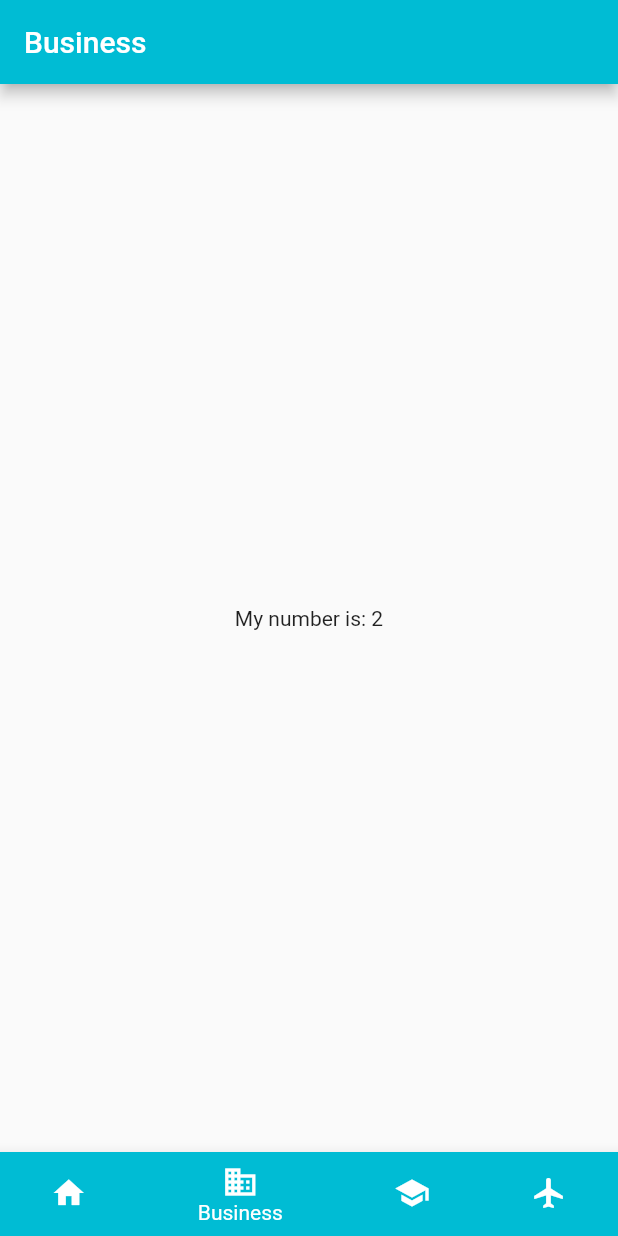
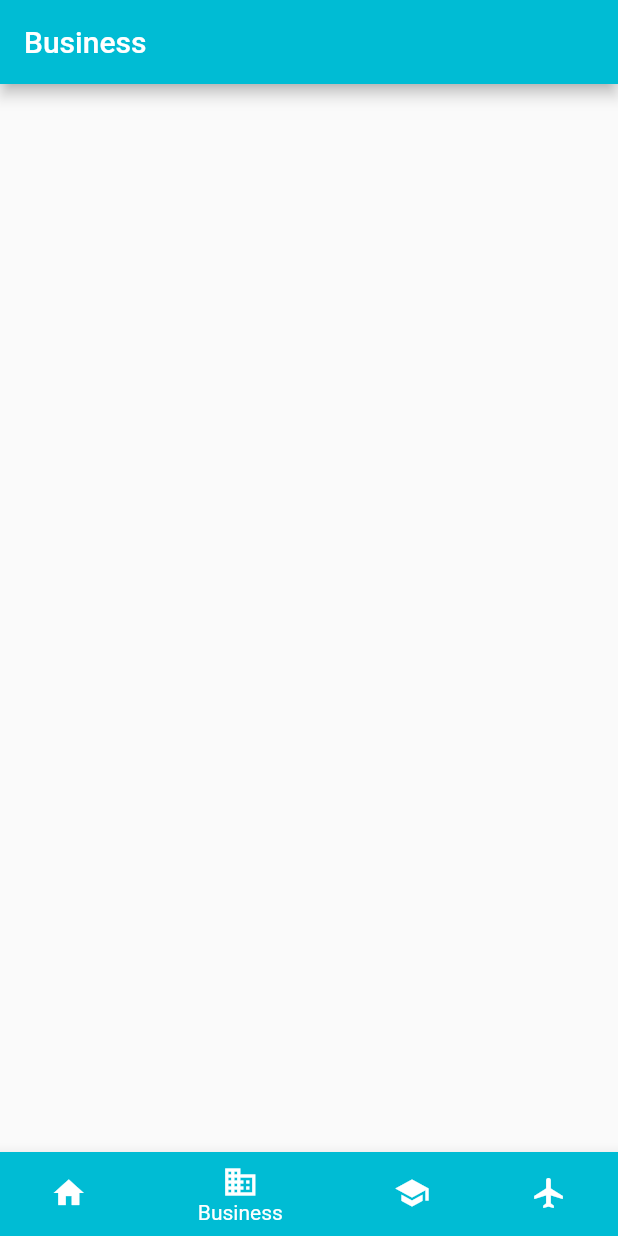
Before and after one commit to ntsummers1/flutter-production-navigation-example, a Flutter app: the screen it shows after launch, item 2 of the bottom bar chosen, on a phone screen of 412 x 824 dp. Run offline on Flutter 3.47's test engine with Material 2 defaults, Android fonts, the phone set to English and light mode, and no system bars; our stand-ins replace bloc, equatable, flutter_bloc.

Commit message:
Reduce complexity for top level state management

```diff
--- a/lib/bottom_navigation/bloc/bottom_navigation_state.dart
+++ b/lib/bottom_navigation/bloc/bottom_navigation_state.dart
@@ -7,56 +7,43 @@ abstract class BottomNavigationState extends Equatable {
   List<Object> get props => [];
 }
 
-class CurrentIndexChanged extends BottomNavigationState {
-  final int currentIndex;
-
-  CurrentIndexChanged({@required this.currentIndex});
-
-  @override
-  String toString() => 'CurrentIndexChanged to $currentIndex';
-}
-
 class PageLoading extends BottomNavigationState {
   @override
   String toString() => 'PageLoading';
 }
 
 class HomePageLoaded extends BottomNavigationState {
-  final String text;
   final TopLevelDestination destination;
 
-  HomePageLoaded({@required this.text, @required this.destination});
+  HomePageLoaded({@required this.destination});
 
   @override
-  String toString() => 'HomePageLoaded with text: $text';
+  String toString() => 'HomePageLoaded';
 }
 
 class BusinessPageLoaded extends BottomNavigationState {
-  final int number;
   final TopLevelDestination destination;
 
-  BusinessPageLoaded({@required this.number, @required this.destination});
+  BusinessPageLoaded({@required this.destination});
 
   @override
-  String toString() => 'BusinessPageLoaded with number: $number';
+  String toString() => 'BusinessPageLoaded';
 }
 
 class SchoolPageLoaded extends BottomNavigationState {
-  final int number;
   final TopLevelDestination destination;
 
-  SchoolPageLoaded({@required this.number, @required this.destination});
+  SchoolPageLoaded({@required this.destination});
 
   @override
-  String toString() => 'SchoolPageLoaded with number: $number';
+  String toString() => 'SchoolPageLoaded';
 }
 
 class FlightPageLoaded extends BottomNavigationState {
-  final int number;
   final TopLevelDestination destination;
 
-  FlightPageLoaded({@required this.number, @required this.destination});
+  FlightPageLoaded({@required this.destination});
 
   @override
-  String toString() => 'FlightPageLoaded with number: $number';
+  String toString() => 'FlightPageLoaded';
 }
--- a/lib/features/business/presentation/pages/business_page.dart
+++ b/lib/features/business/presentation/pages/business_page.dart
@@ -2,10 +2,9 @@ import 'package:flutter/material.dart';
 import 'package:flutter_production_navigation_example/bottom_navigation/destinations.dart';
 
 class BusinessPage extends StatelessWidget {
-  final int number;
   final TopLevelDestination destination;
 
-  BusinessPage({this.number, this.destination}) : super();
+  BusinessPage({this.destination}) : super();
 
   @override
   Widget build(BuildContext context) {
@@ -15,7 +14,7 @@ class BusinessPage extends StatelessWidget {
         backgroundColor: destination.color,
       ),
       body: Center(
-        child: Text('My number is: $number'),
+        child: Text(''),
       ),
     );
   }
--- a/lib/features/flight/presentation/pages/flight_page.dart
+++ b/lib/features/flight/presentation/pages/flight_page.dart
@@ -2,10 +2,9 @@ import 'package:flutter/material.dart';
 import 'package:flutter_production_navigation_example/bottom_navigation/destinations.dart';
 
 class FlightPage extends StatelessWidget {
-  final int number;
   final TopLevelDestination destination;
 
-  FlightPage({this.number, this.destination}) : super();
+  FlightPage({this.destination}) : super();
 
   @override
   Widget build(BuildContext context) {
@@ -15,7 +14,7 @@ class FlightPage extends StatelessWidget {
         backgroundColor: destination.color,
       ),
       body: Center(
-        child: Text('My number is: $number'),
+        child: Text(''),
       ),
     );
   }
--- a/lib/features/home/presentation/pages/home_page.dart
+++ b/lib/features/home/presentation/pages/home_page.dart
@@ -2,10 +2,9 @@ import 'package:flutter/material.dart';
 import 'package:flutter_production_navigation_example/bottom_navigation/destinations.dart';
 
 class HomePage extends StatelessWidget {
-  final String text;
   final TopLevelDestination destination;
 
-  HomePage({this.text, this.destination}) : super();
+  HomePage({this.destination}) : super();
 
   @override
   Widget build(BuildContext context) {
@@ -15,7 +14,7 @@ class HomePage extends StatelessWidget {
         backgroundColor: destination.color,
       ),
       body: Center(
-        child: Text('My text is: $text'),
+        child: Text(''),
       ),
     );
   }
--- a/lib/features/school/presentation/pages/school_page.dart
+++ b/lib/features/school/presentation/pages/school_page.dart
@@ -2,10 +2,9 @@ import 'package:flutter/material.dart';
 import 'package:flutter_production_navigation_example/bottom_navigation/destinations.dart';
 
 class SchoolPage extends StatelessWidget {
-  final int number;
   final TopLevelDestination destination;
 
-  SchoolPage({this.number, this.destination}) : super();
+  SchoolPage({this.destination}) : super();
 
   @override
   Widget build(BuildContext context) {
@@ -15,7 +14,7 @@ class SchoolPage extends StatelessWidget {
         backgroundColor: destination.color,
       ),
       body: Center(
-        child: Text('My number is: $number'),
+        child: Text(''),
       ),
     );
   }
--- a/lib/main.dart
+++ b/lib/main.dart
@@ -35,25 +35,21 @@ class AppScreen extends StatelessWidget {
           }
           if (state is HomePageLoaded) {
             return HomePage(
-              text: state.text,
               destination: state.destination,
             );
           }
           if (state is BusinessPageLoaded) {
             return BusinessPage(
-              number: state.number,
               destination: state.destination,
             );
           }
           if (state is SchoolPageLoaded) {
             return SchoolPage(
-              number: state.number,
               destination: state.destination,
             );
           }
           if (state is FlightPageLoaded) {
             return FlightPage(
-              number: state.number,
               destination: state.destination,
             );
           }
```
Also changed, not shown: lib/bottom_navigation/bloc/bottom_navigation_bloc.dart (+0 -19 lines), lib/features/home/presentation/bloc/home_bloc.dart (added, +18 -0 lines), lib/features/home/presentation/bloc/home_event.dart (added, +8 -0 lines), lib/features/home/presentation/bloc/home_state.dart (added, +10 -0 lines).
